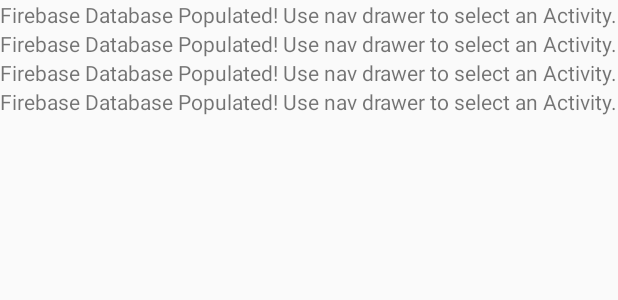
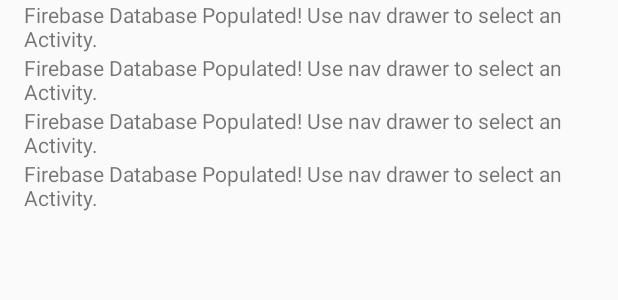
Before and after one commit to rgreen88/FirebaseNotJPMC, an Android app: the layout dummy_layout.xml on its own in the app's theme, with its tools: preview values and no code run, on a phone screen of 412 x 824 dp. Shown: the top 300 px of the screen. Run offline under Robolectric (Android 15) with nearby library versions, the phone set to English and light mode, and no system bars.

```diff
--- a/app/src/main/java/com/example/ryne/jpmclookalikemvp/view/MarketActivity.java
+++ b/app/src/main/java/com/example/ryne/jpmclookalikemvp/view/MarketActivity.java
@@ -138,7 +138,7 @@ public class MarketActivity extends BaseActivity{
 
 
         // Write a message to the database...may need to space out reference objects
-        jpmcRef = FirebaseDatabase.getInstance().getReference("Customer");
+        jpmcRef = FirebaseDatabase.getInstance().getReference("Customer").child("Name");
 
         // Read from the database
         jpmcRef.addValueEventListener(new ValueEventListener() {
--- a/app/src/main/res/layout/dummy_layout.xml
+++ b/app/src/main/res/layout/dummy_layout.xml
@@ -12,7 +12,10 @@
         android:layout_height="wrap_content"
         android:text="@string/populate_fb_db"
         tools:layout_editor_absoluteX="8dp"
-        tools:layout_editor_absoluteY="8dp" />
+        tools:layout_editor_absoluteY="8dp"
+        android:paddingStart="@dimen/default_padding"
+        android:paddingLeft="@dimen/default_padding"
+        tools:ignore="RtlSymmetry" />
 
     <TextView
         android:id="@+id/tv_test_db_checking"
@@ -20,7 +23,10 @@
         android:layout_height="wrap_content"
         android:text="@string/populate_fb_db"
         tools:layout_editor_absoluteX="8dp"
-        tools:layout_editor_absoluteY="8dp" />
+        tools:layout_editor_absoluteY="8dp"
+        android:paddingStart="@dimen/default_padding"
+        android:paddingLeft="@dimen/default_padding"
+        tools:ignore="RtlSymmetry" />
 
     <TextView
         android:id="@+id/tv_test_db_transaction"
@@ -28,7 +34,10 @@
         android:layout_height="wrap_content"
         android:text="@string/populate_fb_db"
         tools:layout_editor_absoluteX="8dp"
-        tools:layout_editor_absoluteY="8dp" />
+        tools:layout_editor_absoluteY="8dp"
+        android:paddingStart="@dimen/default_padding"
+        android:paddingLeft="@dimen/default_padding"
+        tools:ignore="RtlSymmetry" />
 
     <TextView
         android:id="@+id/tv_test_db_market"
@@ -36,6 +45,9 @@
         android:layout_height="wrap_content"
         android:text="@string/populate_fb_db"
         tools:layout_editor_absoluteX="8dp"
-        tools:layout_editor_absoluteY="8dp" />
+        tools:layout_editor_absoluteY="8dp"
+        android:paddingStart="@dimen/default_padding"
+        android:paddingLeft="@dimen/default_padding"
+        tools:ignore="RtlSymmetry" />
 
 </LinearLayout>
```
